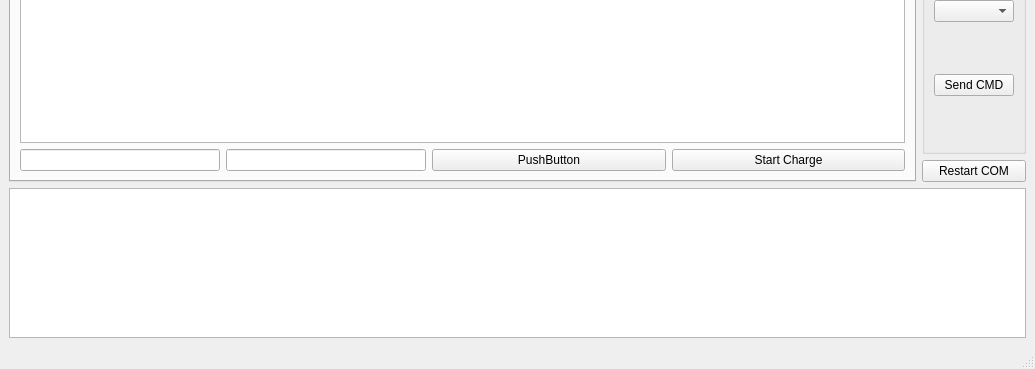
Old version of the form Qt/gui_graph_dyn/gui_graph_dyn/lib_sam/gui/PrincipalWindow.ui in the repository draco-sam/WPT_drone; both pictures show x 0 to 1035 and y 339 to 708 of the 1035 by 708 pixel window.
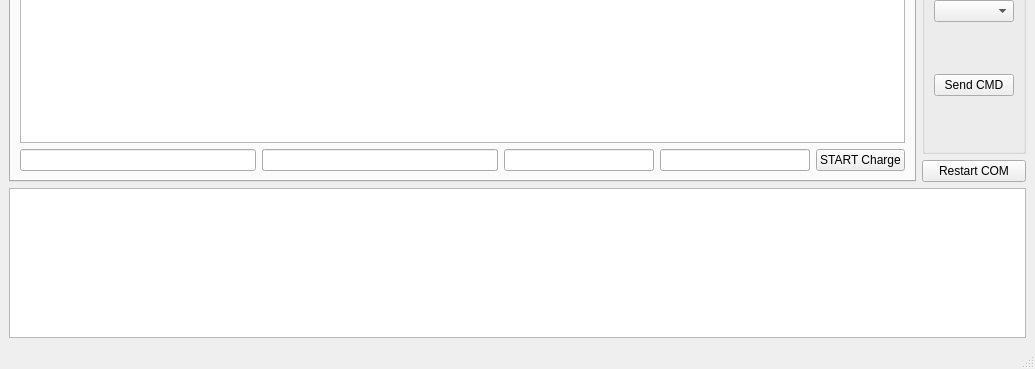
New version of the form. Custom widgets are drawn as their Qt base class.

Commit message: gui_chart_dyn : Bouton start/stop charge avec code qui détecte l'état du CI chargeur à travers le PIC au démarrage du code.

Diff of the .ui file:
```diff
--- a/Qt/gui_graph_dyn/gui_graph_dyn/lib_sam/gui/PrincipalWindow.ui
+++ b/Qt/gui_graph_dyn/gui_graph_dyn/lib_sam/gui/PrincipalWindow.ui
@@ -128,7 +128,7 @@
            <widget class="QLineEdit" name="lineEdit">
             <property name="maximumSize">
              <size>
-              <width>200</width>
+              <width>250</width>
               <height>16777215</height>
              </size>
             </property>
@@ -138,23 +138,36 @@
            <widget class="QLineEdit" name="lineEdit_2">
             <property name="maximumSize">
              <size>
-              <width>200</width>
+              <width>250</width>
               <height>16777215</height>
              </size>
             </property>
            </widget>
           </item>
           <item>
-           <widget class="QPushButton" name="pushButton_3">
-            <property name="text">
-             <string>PushButton</string>
+           <widget class="QLineEdit" name="line_temp_bat">
+            <property name="maximumSize">
+             <size>
+              <width>150</width>
+              <height>16777215</height>
+             </size>
             </property>
            </widget>
           </item>
           <item>
-           <widget class="QPushButton" name="pushButton_4">
+           <widget class="QLineEdit" name="line_temp_die">
+            <property name="maximumSize">
+             <size>
+              <width>150</width>
+              <height>16777215</height>
+             </size>
+            </property>
+           </widget>
+          </item>
+          <item>
+           <widget class="QPushButton" name="button_start_charge">
             <property name="text">
-             <string>Start Charge</string>
+             <string>START Charge</string>
             </property>
            </widget>
           </item>
```
Left out of the diff: 4 changed lines with no effect on the pictures. The commit also changes 12 other files.
